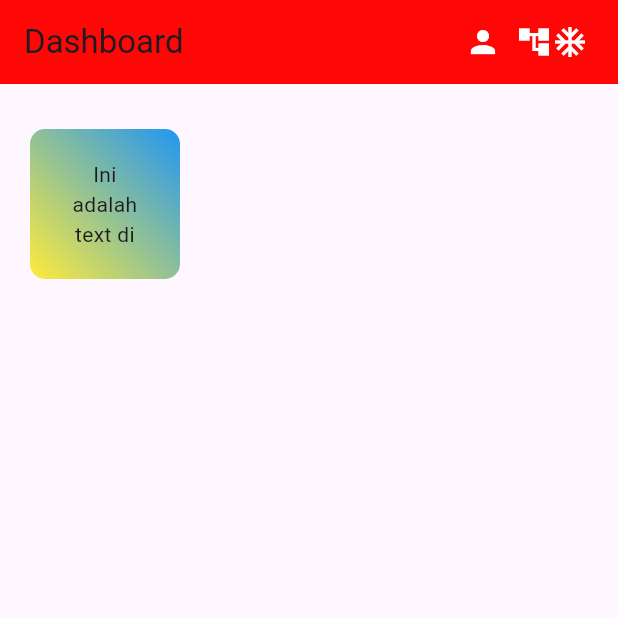
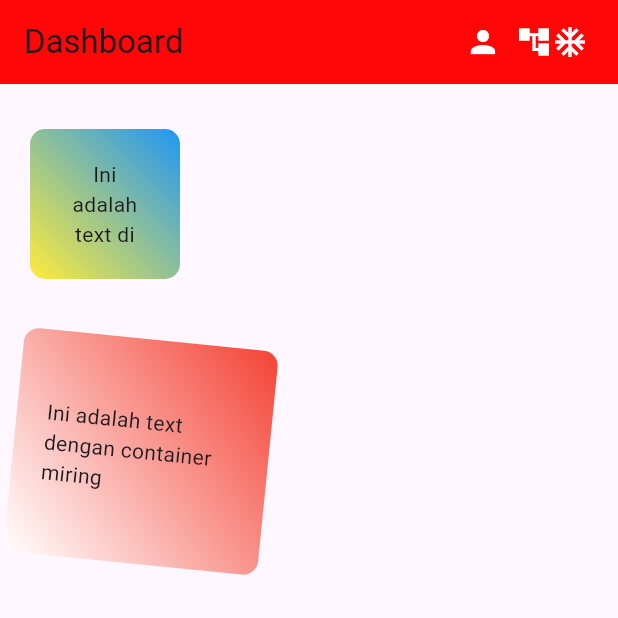
Before and after one commit to Muhammad-ArifinDev/Tugas_week5_-1123150053, a Flutter app: the screen it shows after launch, on a phone screen of 412 x 824 dp, the top half of it. Run offline on Flutter 3.47's test engine with Material 3 defaults, Android fonts, the phone set to English and light mode, and no system bars.

Commit message:
Menambahkan container kedua dengan posisi miring

```diff
--- a/lib/main.dart
+++ b/lib/main.dart
@@ -58,7 +58,26 @@ class MyHome extends StatelessWidget {
             ),
           ),
 
-
+          // Container kedua (miring)
+          Container(
+            width: 170,
+            height: 150,
+            alignment: Alignment.center,
+            margin: const EdgeInsets.only(top: 30, left: 20),
+            padding: const EdgeInsets.all(20),
+            decoration: BoxDecoration(
+              gradient: const LinearGradient(
+                begin: Alignment.topRight,
+                end: Alignment.bottomLeft,
+                colors: [Colors.red, Colors.white],
+              ),
+              borderRadius: BorderRadius.circular(10.0),
+            ),
+            transform: Matrix4.rotationZ(0.1),
+            child: const Text(
+              "Ini adalah text dengan container miring",
+            ),
+          ),
 
 
         ],
```
